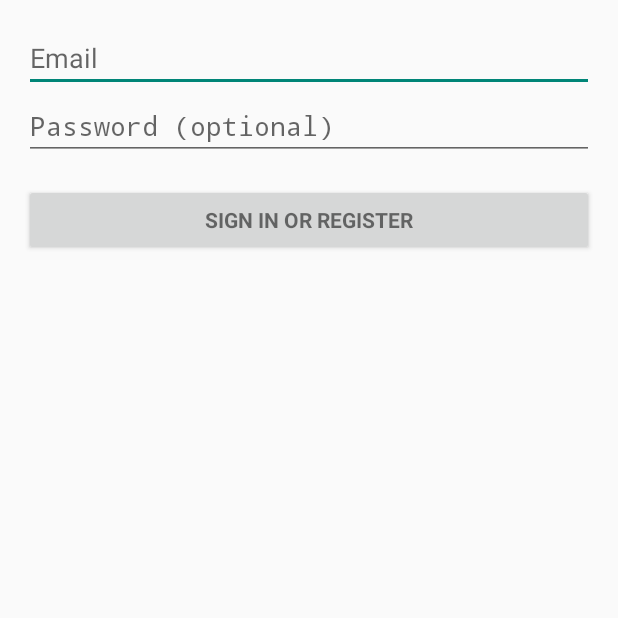
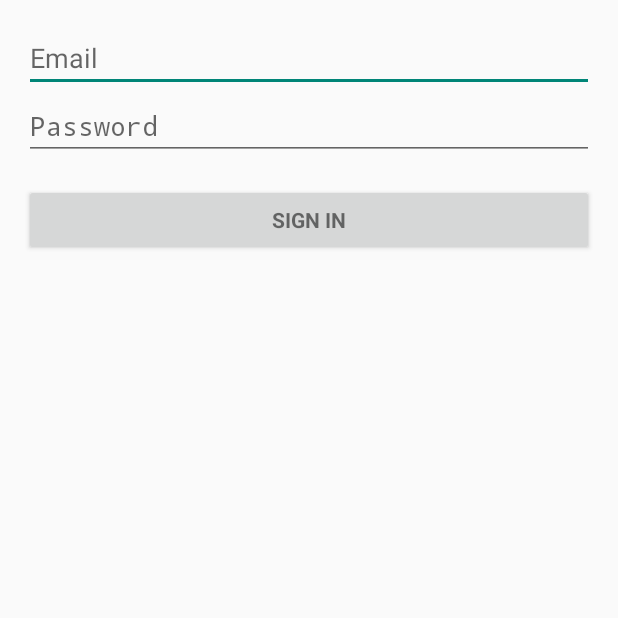
Before and after one commit to jessrosenfield/2340, an Android app: the LoginActivity screen opened directly, with no data from a screen before it, on a phone screen of 412 x 824 dp, the top half of it. Run offline under Robolectric (Android 15) with nearby library versions, the phone set to English and light mode, and no system bars; 2 statements that could not run were skipped.

Commit message:
Changed button to make it sign in only, changed the strings resource to reflect this.

```diff
--- a/app/src/main/java/com/gatech/objectsanddesign/shoppingwithfriends/LoginActivity.java
+++ b/app/src/main/java/com/gatech/objectsanddesign/shoppingwithfriends/LoginActivity.java
@@ -5,7 +5,6 @@ import android.animation.AnimatorListenerAdapter;
 import android.annotation.TargetApi;
 import android.app.Activity;
 import android.app.LoaderManager.LoaderCallbacks;
-import android.content.ContentResolver;
 import android.content.CursorLoader;
 import android.content.Loader;
 import android.database.Cursor;
@@ -209,7 +208,7 @@ public class LoginActivity extends Activity implements LoaderCallbacks<Cursor> {
 
     @Override
     public void onLoadFinished(Loader<Cursor> cursorLoader, Cursor cursor) {
-        List<String> emails = new ArrayList<String>();
+        List<String> emails = new ArrayList<>();
         cursor.moveToFirst();
         while (!cursor.isAfterLast()) {
             emails.add(cursor.getString(ProfileQuery.ADDRESS));
@@ -231,14 +230,14 @@ public class LoginActivity extends Activity implements LoaderCallbacks<Cursor> {
         };
 
         int ADDRESS = 0;
-        int IS_PRIMARY = 1;
+//        int IS_PRIMARY = 1;
     }
 
 
     private void addEmailsToAutoComplete(List<String> emailAddressCollection) {
         //Create adapter to tell the AutoCompleteTextView what to show in its dropdown list.
         ArrayAdapter<String> adapter =
-                new ArrayAdapter<String>(LoginActivity.this,
+                new ArrayAdapter<>(LoginActivity.this,
                         android.R.layout.simple_dropdown_item_1line, emailAddressCollection);
 
         mEmailView.setAdapter(adapter);
@@ -277,8 +276,7 @@ public class LoginActivity extends Activity implements LoaderCallbacks<Cursor> {
                 }
             }
 
-            // TODO: register the new account here.
-            return true;
+            return false;
         }
 
         @Override
--- a/app/src/main/res/values/strings_activity_login.xml
+++ b/app/src/main/res/values/strings_activity_login.xml
@@ -2,9 +2,9 @@
 
     <!-- Strings related to login -->
     <string name="prompt_email">Email</string>
-    <string name="prompt_password">Password (optional)</string>
-    <string name="action_sign_in">Sign in or register</string>
-    <string name="action_sign_in_short">Sign in</string>
+    <string name="prompt_password">Password</string>
+    <string name="action_sign_in">Sign in</string>
+    <string name="action_register">Register</string>
 
     <string name="error_invalid_email">This email address is invalid</string>
     <string name="error_invalid_password">This password is too short</string>
```
